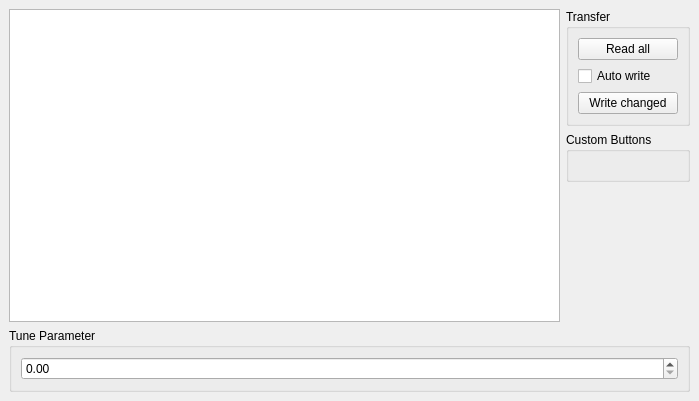
Qt form Commanders/CommanderDialog.ui (tixiv/CAN-Monitor-qt) before a commit.
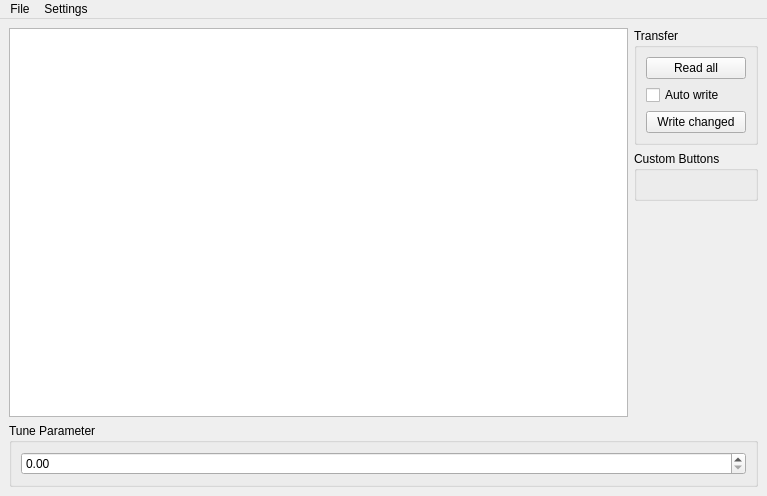
The same form after that commit.

Diff of the .ui file:
```diff
--- a/Commanders/CommanderDialog.ui
+++ b/Commanders/CommanderDialog.ui
@@ -6,8 +6,8 @@
    <rect>
     <x>0</x>
     <y>0</y>
-    <width>699</width>
-    <height>401</height>
+    <width>767</width>
+    <height>496</height>
    </rect>
   </property>
   <property name="windowTitle">
@@ -125,6 +125,32 @@
    </item>
   </layout>
   </widget>
+  <widget class="QMenuBar" name="menuBar">
+   <property name="geometry">
+    <rect>
+     <x>0</x>
+     <y>0</y>
+     <width>767</width>
+     <height>21</height>
+    </rect>
+   </property>
+   <widget class="QMenu" name="menuFile">
+    <property name="title">
+     <string>File</string>
+    </property>
+    <addaction name="actionSave_Commander"/>
+    <addaction name="actionSaveAs"/>
+   </widget>
+   <widget class="QMenu" name="menuSettings">
+    <property name="title">
+     <string>Settings</string>
+    </property>
+    <addaction name="actionEditMode"/>
+    <addaction name="actionSetProperties"/>
+   </widget>
+   <addaction name="menuFile"/>
+   <addaction name="menuSettings"/>
+  </widget>
   <action name="actionAddParameter">
    <property name="text">
     <string>Add Parameter</string>
```
Left out of the diff: 23 changed lines with no effect on the pictures. Lines whose indentation alone changed are shown as unchanged.
